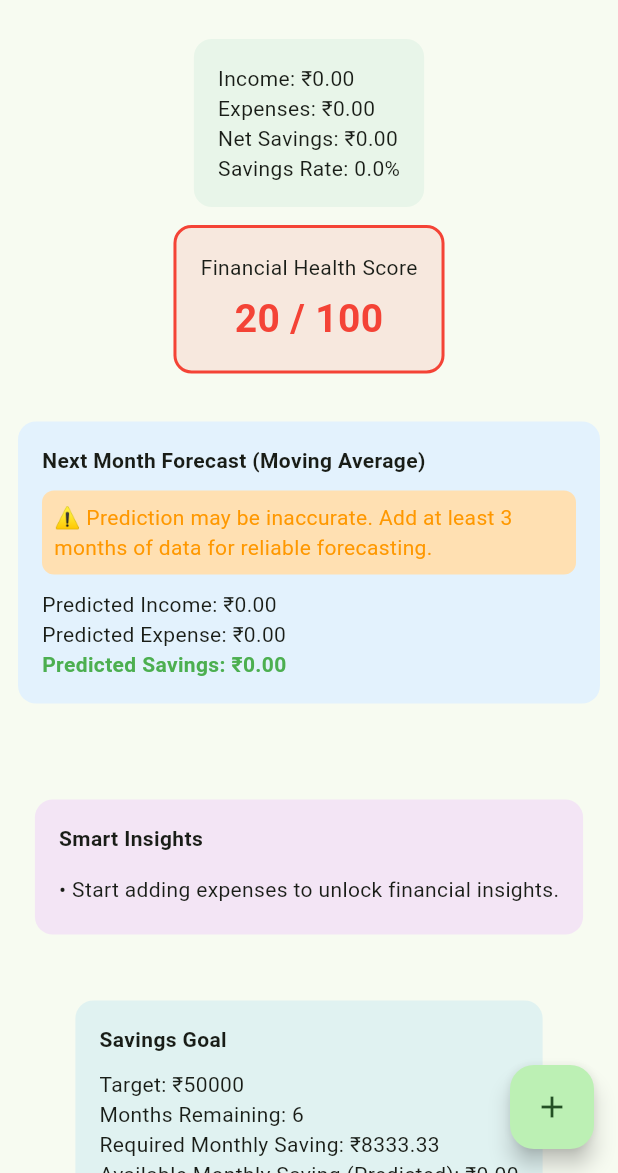
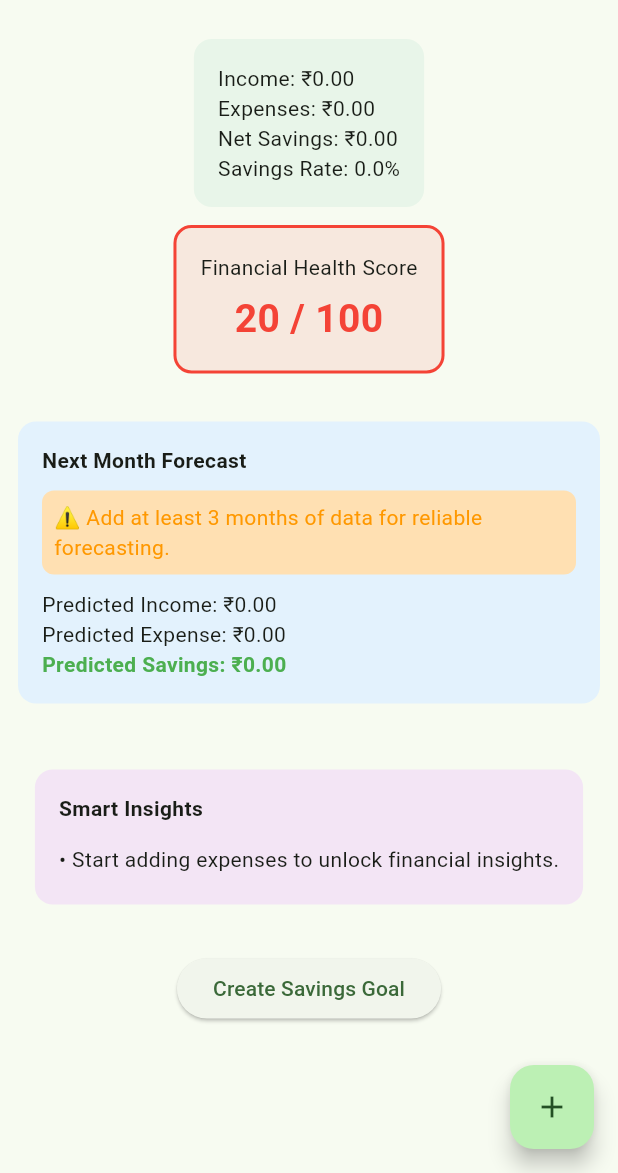
Before and after one commit to ML-CoderX/Cashlio---AI, a Flutter app: the screen it shows after launch, on a phone screen of 412 x 824 dp, the part 63-1236 px from its top. Run offline on Flutter 3.47's test engine with Material 3 defaults, Android fonts, the phone set to English and light mode, and no system bars; our stand-ins replace sqflite; accounts and stored records are empty.

Commit message:
Add goal management features with goal repository and UI for goal creation

```diff
--- a/lib/features/dashboard/dashboard_screen.dart
+++ b/lib/features/dashboard/dashboard_screen.dart
@@ -1,11 +1,13 @@
 import 'package:flutter/material.dart';
 import '../../core/models/expense_model.dart';
+import '../../core/models/goal_model.dart';
 import '../../core/services/expense_repository.dart';
+import '../../core/services/goal_repository.dart';
 import '../../core/ai_engine/financial_analyzer.dart';
+import '../../core/ai_engine/insight_engine.dart';
+import '../../core/ai_engine/goal_analyzer.dart';
 import '../expenses/add_expense_screen.dart';
-import '../../core/ai_engine/insight_engine.dart';
-import '../../core/models/goal_model.dart';
-import '../../core/ai_engine/goal_analyzer.dart';
+import '../goals/add_goal_screen.dart';
 
 class DashboardScreen extends StatefulWidget {
   const DashboardScreen({super.key});
@@ -16,18 +18,29 @@ class DashboardScreen extends StatefulWidget {
 
 class _DashboardScreenState extends State<DashboardScreen> {
   final ExpenseRepository _repository = ExpenseRepository();
+  final GoalRepository _goalRepository = GoalRepository();
+
   List<Expense> _expenses = [];
+  FinancialGoal? _goal;
 
   @override
   void initState() {
     super.initState();
     _loadExpenses();
+    _loadGoal();
   }
 
   Future<void> _loadExpenses() async {
     final data = await _repository.getAllExpenses();
     setState(() {
       _expenses = data;
+    });
+  }
+
+  Future<void> _loadGoal() async {
+    final goal = await _goalRepository.getGoal();
+    setState(() {
+      _goal = goal;
     });
   }
 
@@ -38,20 +51,25 @@ class _DashboardScreenState extends State<DashboardScreen> {
     return Colors.red;
   }
 
+  Color _goalStatusColor(String status) {
+    if (status == "On Track") return Colors.green;
+    if (status == "Tight") return Colors.orange;
+    return Colors.red;
+  }
+
   @override
   Widget build(BuildContext context) {
     final analyzer = FinancialAnalyzer(_expenses);
-    final goal = FinancialGoal(
-  targetAmount: 50000,
-  targetDate: DateTime.now().add(const Duration(days: 180)),
-);
+    final insights = InsightEngine(_expenses).generateInsights();
+    final healthColor = _healthColor(analyzer.healthScore);
 
-final goalAnalyzer = GoalAnalyzer(
-  goal: goal,
+    GoalAnalyzer? goalAnalyzer;
+    if (_goal != null) {
+      goalAnalyzer = GoalAnalyzer(
+        goal: _goal!,
         analyzer: analyzer,
       );
-    final insights = InsightEngine(_expenses).generateInsights();
-    final healthColor = _healthColor(analyzer.healthScore);
+    }
 
     return Scaffold(
       appBar: AppBar(title: const Text("Cashlio")),
@@ -59,7 +77,7 @@ final goalAnalyzer = GoalAnalyzer(
         child: Column(
           children: [
 
-            // ===== SUMMARY CARD =====
+            // ===== SUMMARY =====
             Container(
               padding: const EdgeInsets.all(16),
               margin: const EdgeInsets.all(12),
@@ -74,7 +92,8 @@ final goalAnalyzer = GoalAnalyzer(
                   Text("Expenses: ₹${analyzer.totalExpenses.toStringAsFixed(2)}"),
                   Text("Net Savings: ₹${analyzer.netSavings.toStringAsFixed(2)}"),
                   Text(
-                      "Savings Rate: ${analyzer.savingsRate.toStringAsFixed(1)}%"),
+                    "Savings Rate: ${analyzer.savingsRate.toStringAsFixed(1)}%",
+                  ),
                 ],
               ),
             ),
@@ -106,7 +125,7 @@ final goalAnalyzer = GoalAnalyzer(
 
             const SizedBox(height: 20),
 
-            // ===== PREDICTION PANEL =====
+            // ===== PREDICTION =====
             Container(
               padding: const EdgeInsets.all(16),
               margin: const EdgeInsets.all(12),
@@ -118,7 +137,7 @@ final goalAnalyzer = GoalAnalyzer(
                 crossAxisAlignment: CrossAxisAlignment.start,
                 children: [
                   const Text(
-                    "Next Month Forecast (Moving Average)",
+                    "Next Month Forecast",
                     style: TextStyle(fontWeight: FontWeight.bold),
                   ),
                   const SizedBox(height: 10),
@@ -131,13 +150,12 @@ final goalAnalyzer = GoalAnalyzer(
                         borderRadius: BorderRadius.circular(8),
                       ),
                       child: const Text(
-                        "⚠ Prediction may be inaccurate. Add at least 3 months of data for reliable forecasting.",
+                        "⚠ Add at least 3 months of data for reliable forecasting.",
                         style: TextStyle(color: Colors.orange),
                       ),
                     ),
 
                   const SizedBox(height: 10),
-
                   Text(
                       "Predicted Income: ₹${analyzer.predictedIncome.toStringAsFixed(2)}"),
                   Text(
@@ -156,9 +174,8 @@ final goalAnalyzer = GoalAnalyzer(
             ),
 
             const SizedBox(height: 20),
-const SizedBox(height: 20),
 
-// ===== INSIGHTS SECTION =====
+            // ===== SMART INSIGHTS =====
             Container(
               padding: const EdgeInsets.all(16),
               margin: const EdgeInsets.all(12),
@@ -186,6 +203,20 @@ Container(
 
             const SizedBox(height: 20),
 
+            // ===== GOAL SECTION =====
+            if (_goal == null)
+              ElevatedButton(
+                onPressed: () async {
+                  final result = await Navigator.push(
+                    context,
+                    MaterialPageRoute(
+                        builder: (_) => const AddGoalScreen()),
+                  );
+                  if (result == true) _loadGoal();
+                },
+                child: const Text("Create Savings Goal"),
+              )
+            else if (goalAnalyzer != null)
               Container(
                 padding: const EdgeInsets.all(16),
                 margin: const EdgeInsets.all(12),
@@ -201,27 +232,27 @@ Container(
                       style: TextStyle(fontWeight: FontWeight.bold),
                     ),
                     const SizedBox(height: 10),
-      Text("Target: ₹${goal.targetAmount.toStringAsFixed(0)}"),
-      Text("Months Remaining: ${goal.monthsRemaining}"),
                     Text(
-          "Required Monthly Saving: ₹${goalAnalyzer.requiredMonthlySaving.toStringAsFixed(2)}"),
+                        "Target: ₹${_goal!.targetAmount.toStringAsFixed(0)}"),
+                    Text("Months Remaining: ${_goal!.monthsRemaining}"),
                     Text(
-          "Available Monthly Saving (Predicted): ₹${goalAnalyzer.availableMonthlySaving.toStringAsFixed(2)}"),
+                        "Required Monthly: ₹${goalAnalyzer.requiredMonthlySaving.toStringAsFixed(2)}"),
+                    Text(
+                        "Available Monthly: ₹${goalAnalyzer.availableMonthlySaving.toStringAsFixed(2)}"),
                     const SizedBox(height: 8),
                     Text(
-        "Goal Status: ${goalAnalyzer.status}",
+                      "Status: ${goalAnalyzer.status}",
                       style: TextStyle(
                         fontWeight: FontWeight.bold,
-          color: goalAnalyzer.status == "On Track"
-              ? Colors.green
-              : goalAnalyzer.status == "Tight"
-                  ? Colors.orange
-                  : Colors.red,
+                        color:
+                            _goalStatusColor(goalAnalyzer.status),
                       ),
                     ),
                   ],
                 ),
               ),
+
+            const SizedBox(height: 20),
 
             // ===== EXPENSE LIST =====
             ListView.builder(
@@ -230,10 +261,9 @@ Container(
               itemCount: _expenses.length,
               itemBuilder: (context, index) {
                 final expense = _expenses[index];
-
                 return Card(
-                  margin:
-                      const EdgeInsets.symmetric(horizontal: 12, vertical: 6),
+                  margin: const EdgeInsets.symmetric(
+                      horizontal: 12, vertical: 6),
                   child: ListTile(
                     title: Text(expense.title),
                     subtitle:
@@ -260,13 +290,9 @@ Container(
           final result = await Navigator.push(
             context,
             MaterialPageRoute(
-              builder: (_) => const AddExpenseScreen(),
-            ),
+                builder: (_) => const AddExpenseScreen()),
           );
-
-          if (result == true) {
-            _loadExpenses();
-          }
+          if (result == true) _loadExpenses();
         },
         child: const Icon(Icons.add),
       ),
```
Also changed, not shown: lib/core/database/database_helper.dart (+7 -0 lines), lib/core/services/goal_repository.dart (added, +31 -0 lines), lib/features/goals/add_goal_screen.dart (added, +77 -0 lines). Lines whose indentation alone changed are shown as unchanged.
